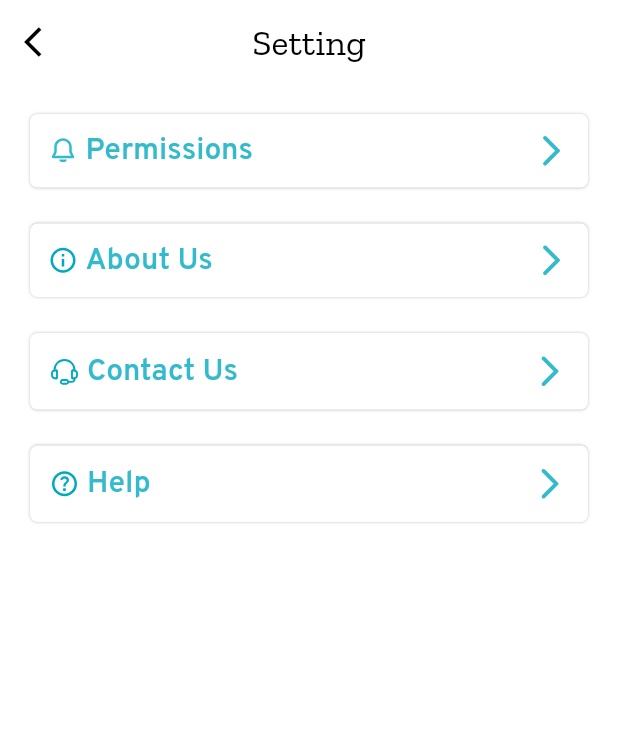
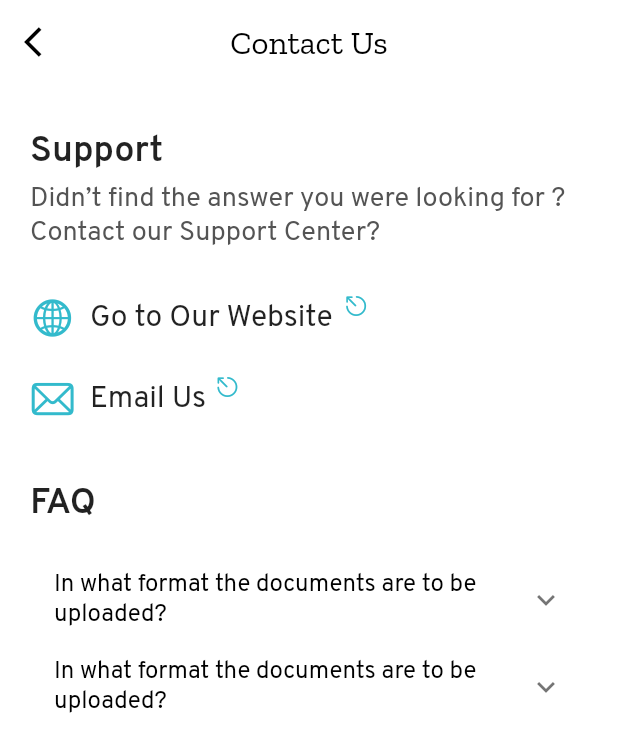
Before and after one commit to SHEKHAR02002/Scheme_Suvidha, a Flutter app: the Setting screen opened directly, after a tap on "Contact Us", on a phone screen of 412 x 824 dp. Shown: the top 752 px of the screen. Run offline on Flutter 3.47's test engine with Material 2 defaults, Android fonts, the phone set to English and light mode, and no system bars; our stand-ins replace carousel_slider, cloud_firestore, dropdown_button2, firebase_auth, firebase_core, firebase_messaging and 9 more; missing offline and left inert: firebase_app_check, tbib_splash_screen; accounts and stored records are empty; project files that could hold a hidden picture were left out.

Commit message:
main app contact us page add

```diff
--- /dev/null
+++ b/lib/widget/faq.dart
@@ -0,0 +1,36 @@
+import 'package:flutter/material.dart';
+import 'package:scheme/Theme/color.dart';
+class FAQ extends StatefulWidget {
+  final String question,answer;
+  const FAQ({super.key,required this.answer,required this.question});
+
+  @override
+  State<FAQ> createState() => _FAQState();
+}
+
+class _FAQState extends State<FAQ> {
+  bool isExpanded = false;
+  @override
+  Widget build(BuildContext context) {
+    return ExpansionTile(
+      title: Text(
+        widget.question,
+        style: TextStyle(
+            fontSize: 16,
+            fontWeight: FontWeight.w400,
+            color: isExpanded ? primary : Colors.black),
+      ),
+      children: [
+        Padding(
+          padding: const EdgeInsets.all(10.0),
+          child: Text(
+            widget.answer,
+            style: const TextStyle(fontSize: 14, fontWeight: FontWeight.w400),
+          ),
+        )
+      ],
+      onExpansionChanged: (bool expanding) =>
+          setState(() => isExpanded = expanding),
+    );
+  }
+}
--- /dev/null
+++ b/lib/widget/setting/contact.dart
@@ -0,0 +1,141 @@
+import 'package:flutter/cupertino.dart';
+import 'package:flutter/material.dart';
+import 'package:scheme/Theme/color.dart';
+import 'package:scheme/widget/faq.dart';
+
+class ContactUs extends StatefulWidget {
+  const ContactUs({super.key});
+
+  @override
+  State<ContactUs> createState() => _ContactUsState();
+}
+
+class _ContactUsState extends State<ContactUs> {
+  @override
+  Widget build(BuildContext context) {
+    double width = MediaQuery.of(context).size.width;
+    return Scaffold(
+      appBar: AppBar(
+        automaticallyImplyLeading: false,
+        elevation: 0,
+        backgroundColor: Colors.white,
+        centerTitle: true,
+        leading: InkWell(
+            onTap: () => Navigator.pop(context),
+            child: const Icon(
+              Icons.arrow_back_ios,
+              color: Colors.black,
+            )),
+        title: const Text(
+          "Contact Us",
+          style: TextStyle(
+              color: Colors.black,
+              fontSize: 22,
+              fontWeight: FontWeight.w400,
+              fontFamily: "Zilla"),
+        ),
+      ),
+      body: SingleChildScrollView(
+        child: Padding(
+          padding: const EdgeInsets.symmetric(horizontal: 20, vertical: 30),
+          child: Column(
+            crossAxisAlignment: CrossAxisAlignment.start,
+            children: [
+              const Text(
+                "Support",
+                style: TextStyle(fontSize: 24, fontWeight: FontWeight.w600),
+              ),
+              const SizedBox(
+                height: 5,
+              ),
+              Text(
+                  "Didn’t find the answer you were looking for ? Contact our Support Center?",
+                  style: TextStyle(
+                      fontSize: 18, fontWeight: FontWeight.w400, color: text2)),
+              SizedBox(
+                height: 30,
+              ),
+              Stack(children: [
+                SizedBox(
+                  width: width / 1.6,
+                  child: Row(
+                    children: [
+                      Icon(
+                        CupertinoIcons.globe,
+                        size: 30,
+                        color: primary,
+                      ),
+                      const SizedBox(width: 10),
+                      Text(
+                        "Go to Our Website",
+                        style: TextStyle(
+                            fontSize: 20, fontWeight: FontWeight.w400),
+                      )
+                    ],
+                  ),
+                ),
+                Positioned(
+                    bottom: 15,
+                    right: 32,
+                    child: Icon(
+                      CupertinoIcons.escape,
+                      size: 16,
+                      color: primary,
+                    ))
+              ]),
+              SizedBox(
+                height: 24,
+              ),
+              Stack(children: [
+                SizedBox(
+                  width: width / 2.4,
+                  child: Row(
+                    children: [
+                      Icon(
+                        CupertinoIcons.envelope,
+                        size: 30,
+                        color: primary,
+                      ),
+                      const SizedBox(width: 10),
+                      Text(
+                        "Email Us",
+                        style: TextStyle(
+                            fontSize: 20, fontWeight: FontWeight.w400),
+                      )
+                    ],
+                  ),
+                ),
+                Positioned(
+                    bottom: 15,
+                    right: 32,
+                    child: Icon(
+                      CupertinoIcons.escape,
+                      size: 16,
+                      color: primary,
+                    ))
+              ]),
+              SizedBox(
+                height: 40,
+              ),
+              const Text(
+                "FAQ",
+                style: TextStyle(fontSize: 24, fontWeight: FontWeight.w600),
+              ),
+              SizedBox(height: 20,),
+              ListView.builder(
+                  shrinkWrap: true,
+                  physics: const NeverScrollableScrollPhysics(),
+                  itemCount: 2,
+                  itemBuilder: (context, index) {
+                    return FAQ(
+                      question: "In what format the documents are to be uploaded?",
+                      answer: "",
+                    );
+                  })
+            ],
+          ),
+        ),
+      ),
+    );
+  }
+}
--- a/lib/widget/setting/setting.dart
+++ b/lib/widget/setting/setting.dart
@@ -2,6 +2,7 @@ import 'package:flutter/material.dart';
 import 'package:flutter_svg/flutter_svg.dart';
 import 'package:scheme/Theme/color.dart';
 import 'package:scheme/Theme/decoration.dart';
+import 'package:scheme/widget/setting/contact.dart';
 import 'package:scheme/widget/setting/help.dart';
 import 'package:scheme/widget/setting/permission.dart';
 
@@ -121,7 +122,7 @@ class _SettingState extends State<Setting> {
             Container(
               decoration: shadowdecoration,
               child: InkWell(
-                onTap: () => {},
+                onTap: () => Navigator.push(context, MaterialPageRoute(builder: (context)=>ContactUs())),
                 child: Padding(
                   padding: const EdgeInsets.all(13.0),
                   child: Row(children: [
```
